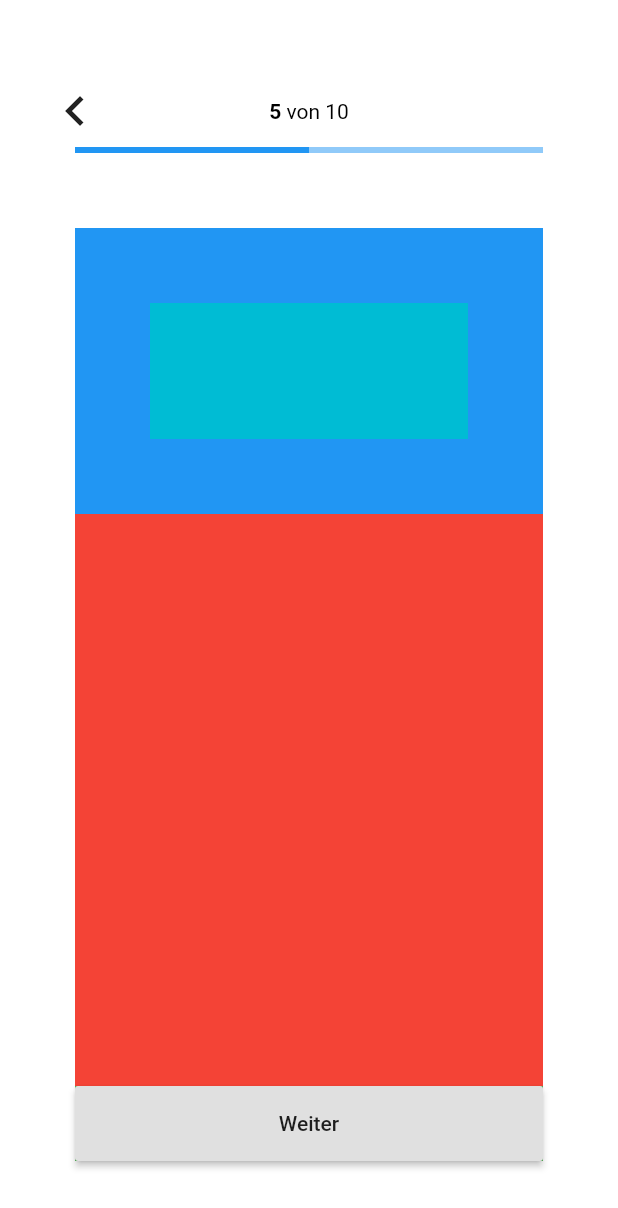
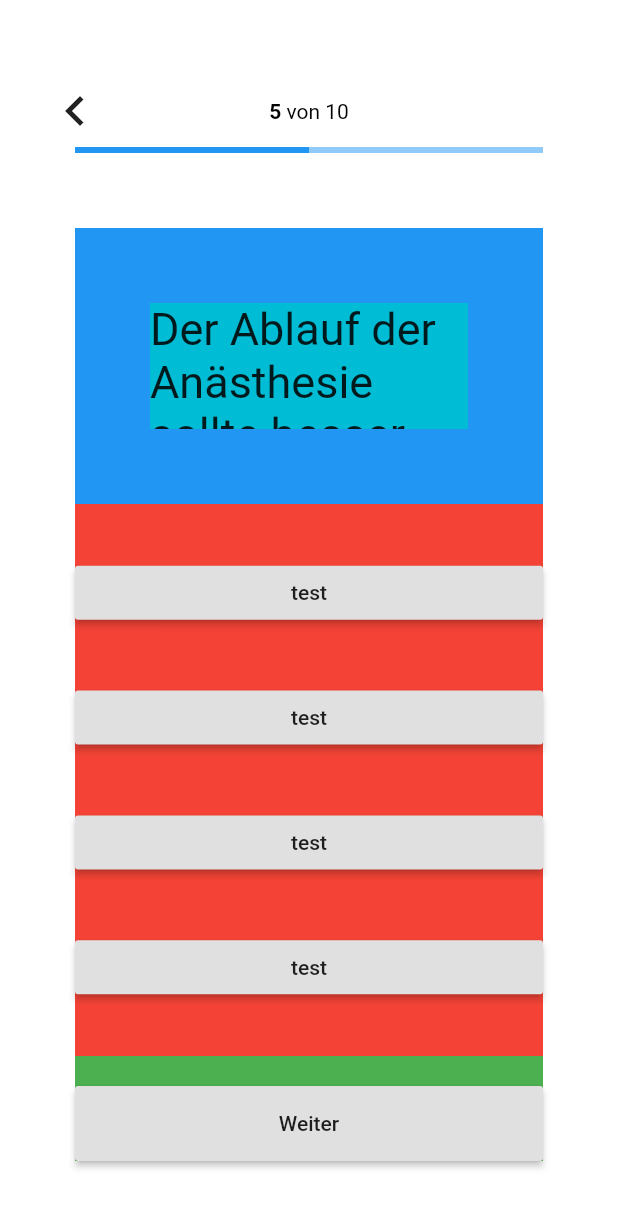
Before and after one commit to FlorianGrundmann/survey-app, a Flutter app: the screen it shows after launch, on a phone screen of 412 x 824 dp. Shown: the top 1208 px of the screen. Run offline on Flutter 3.47's test engine with Material 2 defaults, Android fonts, the phone set to English and light mode, and no system bars.

Commit message:
Added more detailed layout with buttons and text.

```diff
--- a/lib/features/questions/presentation/pages/question_page.dart
+++ b/lib/features/questions/presentation/pages/question_page.dart
@@ -52,28 +52,70 @@ class _QuestionPageState extends State<QuestionPage> {
         children: <Widget>[
           Expanded(
             flex: 1,
-            child: Container(
-              padding: EdgeInsets.all(paddingWidth),
-              color: Colors.blue,
-              child: Container(color: Colors.cyan),
-            ),
+            child: _buildQuestionText(),
           ),
           Expanded(
             flex: 2,
-            child: Container(color: Colors.red),
+            child: _buildQuestionButtons(),
           ),
         ],
       ),
     );
   }
 
+  Widget _buildQuestionText() {
+    return Container(
+      padding: EdgeInsets.all(paddingWidth),
+      color: Colors.blue,
+      child: Container(
+        color: Colors.cyan,
+        child: Text(
+          'Der Ablauf der Anästhesie sollte besser erläutert werden.',
+          style: TextStyle(fontSize: 30),
+        ),
+      ),
+    );
+  }
+
+  Widget _buildQuestionButtons() {
+    return SizedBox.expand(
+      child: Container(
+          color: Colors.red,
+          child: Column(
+            mainAxisAlignment: MainAxisAlignment.spaceEvenly,
+            crossAxisAlignment: CrossAxisAlignment.stretch,
+            children: <Widget>[
+              RaisedButton(
+                child: Text('test'),
+                onPressed: () {},
+              ),
+              RaisedButton(
+                child: Text('test'),
+                onPressed: () {},
+              ),
+              RaisedButton(
+                child: Text('test'),
+                onPressed: () {},
+              ),
+              RaisedButton(
+                child: Text('test'),
+                onPressed: () {},
+              ),
+            ],
+          )),
+    );
+  }
+
   Widget _buildNextButton() {
-    return SizedBox(
-      width: double.infinity,
-      height: 50.0,
-      child: RaisedButton(
-        child: Text('Weiter'),
-        onPressed: () {},
+    return Padding(
+      padding: const EdgeInsets.only(top: 20.0),
+      child: SizedBox(
+        width: double.infinity,
+        height: buttonHeight,
+        child: RaisedButton(
+          child: Text('Weiter'),
+          onPressed: () {},
+        ),
       ),
     );
   }
```
